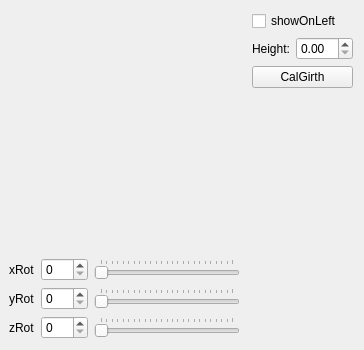
This is window.ui in vanwoos/MyOpenGL as Qt 5 draws it before an edit. The edited form follows.
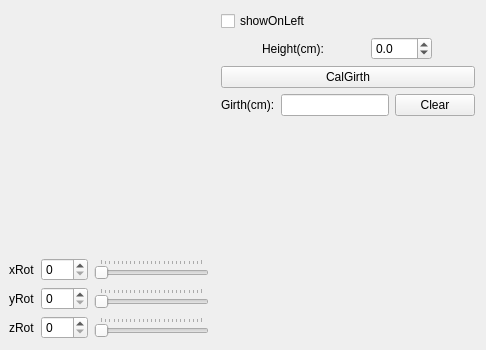
This is the edited form. Custom widgets are drawn as their Qt base class.

What changed in the file:
```diff
--- a/window.ui
+++ b/window.ui
@@ -160,20 +160,53 @@
         <layout class="QHBoxLayout" name="horizontalLayout_4">
          <item>
           <widget class="QLabel" name="label_4">
+           <property name="sizePolicy">
+            <sizepolicy hsizetype="Fixed" vsizetype="Preferred">
+             <horstretch>0</horstretch>
+             <verstretch>0</verstretch>
+            </sizepolicy>
+           </property>
            <property name="text">
-            <string>Height:</string>
+            <string>Height(cm):</string>
            </property>
           </widget>
          </item>
          <item>
-          <widget class="QDoubleSpinBox" name="doubleSpinBox"/>
+          <widget class="QDoubleSpinBox" name="doubleSpinBox">
+           <property name="sizePolicy">
+            <sizepolicy hsizetype="Maximum" vsizetype="Fixed">
+             <horstretch>0</horstretch>
+             <verstretch>0</verstretch>
+            </sizepolicy>
+           </property>
+           <property name="font">
+            <font>
+             <weight>50</weight>
+             <italic>false</italic>
+             <bold>false</bold>
+             <underline>false</underline>
+             <strikeout>false</strikeout>
+            </font>
+           </property>
+           <property name="prefix">
+            <string/>
+           </property>
+           <property name="decimals">
+            <number>1</number>
+           </property>
+           <property name="minimum">
+            <double>-200.000000000000000</double>
+           </property>
+           <property name="maximum">
+            <double>200.000000000000000</double>
+           </property>
+           <property name="singleStep">
+            <double>0.100000000000000</double>
+           </property>
+          </widget>
          </item>
         </layout>
        </item>
-      </layout>
-     </item>
-     <item row="1" column="1">
-      <layout class="QHBoxLayout" name="horizontalLayout_9">
        <item>
         <widget class="QPushButton" name="pushButton">
          <property name="text">
@@ -181,8 +214,51 @@
          </property>
         </widget>
        </item>
+       <item>
+        <layout class="QHBoxLayout" name="horizontalLayout_10">
+         <item>
+          <widget class="QLabel" name="label_5">
+           <property name="text">
+            <string>Girth(cm):</string>
+           </property>
+          </widget>
+         </item>
+         <item>
+          <widget class="QLineEdit" name="lineEdit">
+           <property name="sizePolicy">
+            <sizepolicy hsizetype="Minimum" vsizetype="Fixed">
+             <horstretch>0</horstretch>
+             <verstretch>0</verstretch>
+            </sizepolicy>
+           </property>
+           <property name="readOnly">
+            <bool>true</bool>
+           </property>
+           <property name="clearButtonEnabled">
+            <bool>false</bool>
+           </property>
+          </widget>
+         </item>
+         <item>
+          <widget class="QPushButton" name="pushButton_2">
+           <property name="sizePolicy">
+            <sizepolicy hsizetype="Minimum" vsizetype="Fixed">
+             <horstretch>0</horstretch>
+             <verstretch>0</verstretch>
+            </sizepolicy>
+           </property>
+           <property name="text">
+            <string>Clear</string>
+           </property>
+          </widget>
+         </item>
+        </layout>
+       </item>
       </layout>
      </item>
+     <item row="1" column="1">
+      <layout class="QHBoxLayout" name="horizontalLayout_9"/>
+     </item>
     </layout>
    </item>
   </layout>
```
